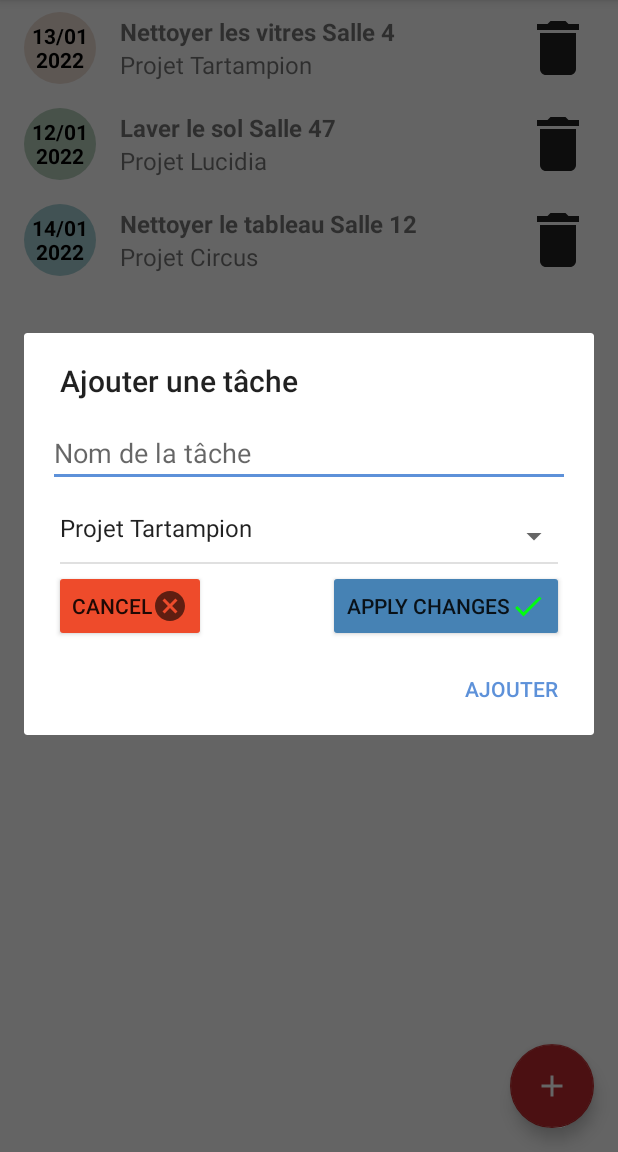
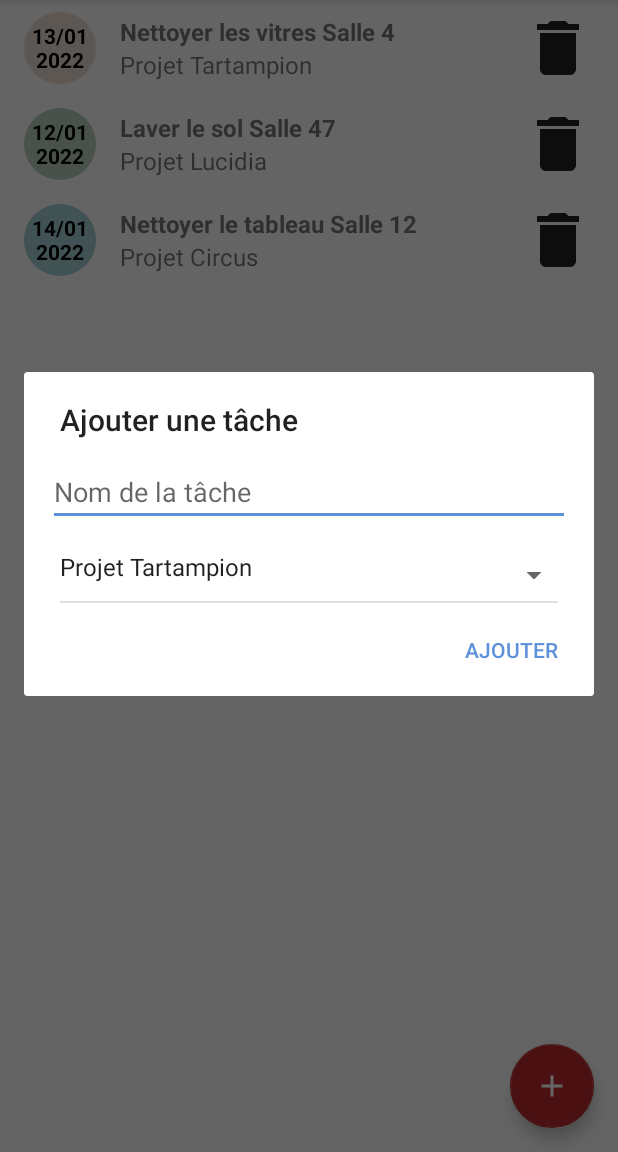
Before and after one commit to Johan928/Todoc_P5_Johan928, an Android app: the screen it shows after launch (MainActivity), after a tap on "Ajouter une tâche", on a phone screen of 412 x 824 dp, the part 84-1236 px from its top. Run offline under Robolectric (Android 15) with nearby library versions, the phone set to English and light mode, and no system bars; our stand-ins replace Room's generated code.

Commit message:
warnings correction

```diff
--- a/app/src/main/java/com/cleanup/todoc/model/Project.java
+++ b/app/src/main/java/com/cleanup/todoc/model/Project.java
@@ -68,7 +68,7 @@ public class Project {
     @Nullable
     public static Project getProjectByName(String projectName) {
         for (Project project : projectsList) {
-            if (project.getName() == projectName)
+            if (project.getName().equals(projectName))
                 return project;
         }
         return null;
--- a/app/src/main/res/layout/dialog_add_task.xml
+++ b/app/src/main/res/layout/dialog_add_task.xml
@@ -35,7 +35,9 @@
 
     <androidx.constraintlayout.widget.ConstraintLayout
         android:layout_width="match_parent"
-        android:layout_height="wrap_content">
+        android:id="@+id/buttons_layout"
+        android:layout_height="wrap_content"
+        android:visibility="gone">
 
         <Button
             android:id="@+id/cancel_button"
@@ -45,7 +47,6 @@
             android:backgroundTint="@color/bright_red"
             android:drawableRight="@drawable/ic_baseline_cancel_24"
             android:text="@string/cancel"
-            android:visibility="visible"
             app:layout_constraintStart_toStartOf="parent"
             app:layout_constraintTop_toTopOf="parent" />
 
@@ -57,7 +58,6 @@
             android:backgroundTint="@color/steel_blue"
             android:drawableRight="@drawable/ic_baseline_done_24"
             android:text="@string/apply_changes"
-            android:visibility="visible"
             app:layout_constraintEnd_toEndOf="parent"
             app:layout_constraintTop_toTopOf="parent" />
     </androidx.constraintlayout.widget.ConstraintLayout>
```
Also changed, not shown: app/src/main/java/com/cleanup/todoc/ui/ModifyTaskActivity.java (+19 -14 lines).
